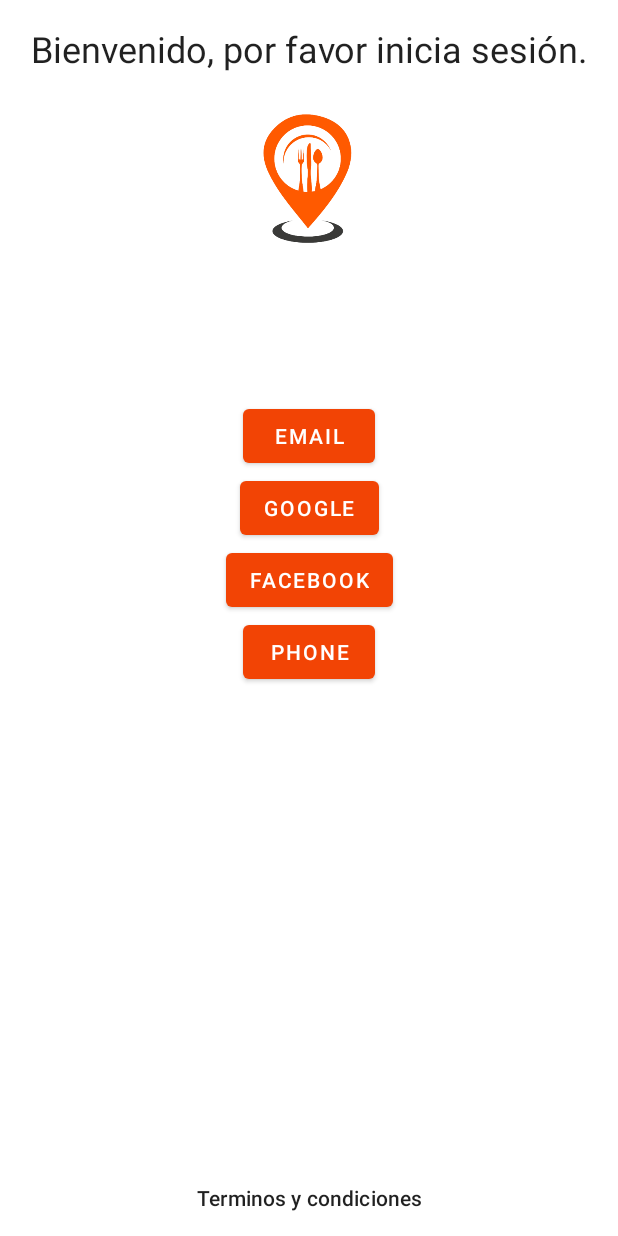
After one commit to Reales09/FoodXy-Partner, an Android app: the layout view_login.xml on its own in the app's theme, with its tools: preview values and no code run, on a phone screen of 412 x 824 dp. The commit adds this screen. Run offline under Robolectric (Android 15) with nearby library versions, the light colour scheme and no system bars.

Commit message:
Creación de vistas para autenticación con facebook, google, email y telefono

```diff
--- a/app/build.gradle
+++ b/app/build.gradle
@@ -85,6 +85,9 @@ dependencies {
     // When using the BoM, you don't specify versions in Firebase library dependencies
     implementation 'com.google.firebase:firebase-analytics-ktx'
 
+    //Firebase auth facebook login
+    implementation 'com.facebook.android:facebook-login:8.1.0'
+
     testImplementation 'junit:junit:4.+'
     androidTestImplementation 'androidx.test.ext:junit:1.1.3'
     androidTestImplementation 'androidx.test.espresso:espresso-core:3.4.0'
--- /dev/null
+++ b/app/src/main/res/layout/view_login.xml
@@ -0,0 +1,107 @@
+<?xml version="1.0" encoding="utf-8"?>
+<androidx.constraintlayout.widget.ConstraintLayout xmlns:android="http://schemas.android.com/apk/res/android"
+    xmlns:app="http://schemas.android.com/apk/res-auto"
+    xmlns:tools="http://schemas.android.com/tools"
+    android:layout_width="match_parent"
+    android:layout_height="match_parent"
+    android:padding="@dimen/common_padding_default"
+
+    >
+
+    <ImageView
+        android:id="@+id/imgIcon"
+        android:layout_width="100dp"
+        android:layout_height="100dp"
+        android:layout_marginTop="20dp"
+        android:src="@mipmap/logofoodxysinfondo"
+        app:layout_constraintEnd_toEndOf="parent"
+        app:layout_constraintHorizontal_bias="0.498"
+        app:layout_constraintStart_toStartOf="parent"
+        app:layout_constraintTop_toBottomOf="@+id/tvWelcome" />
+
+    <com.google.android.material.textview.MaterialTextView
+
+        android:id="@+id/tvWelcome"
+        android:layout_width="0dp"
+        android:layout_height="wrap_content"
+        android:text="@string/login_welcome"
+        android:textAlignment="center"
+        android:textAppearance="?attr/textAppearanceHeadline5"
+        android:gravity="center"
+        app:layout_constraintEnd_toEndOf="parent"
+        app:layout_constraintStart_toStartOf="parent"
+        app:layout_constraintTop_toTopOf="parent" />
+
+    <androidx.constraintlayout.widget.Guideline
+        android:id="@+id/guideline"
+        android:layout_width="wrap_content"
+        android:layout_height="wrap_content"
+        android:orientation="horizontal"
+        app:layout_constraintGuide_percent="0.5"
+
+        />
+
+    <com.google.android.material.button.MaterialButton
+
+        android:id="@+id/btnEmail"
+        android:layout_width="wrap_content"
+        android:layout_height="wrap_content"
+        android:text="@string/login_email"
+        app:layout_constraintStart_toStartOf="parent"
+        app:layout_constraintEnd_toEndOf="parent"
+        app:layout_constraintTop_toBottomOf="@id/imgIcon"
+        app:layout_constraintBottom_toTopOf="@id/guideline"
+
+        />
+
+    <com.google.android.material.button.MaterialButton
+
+        android:id="@+id/btnGoogle"
+        android:layout_width="wrap_content"
+        android:layout_height="wrap_content"
+        android:text="@string/login_google"
+        app:layout_constraintStart_toStartOf="parent"
+        app:layout_constraintEnd_toEndOf="parent"
+        app:layout_constraintTop_toBottomOf="@id/btnEmail"
+
+
+        />
+    <com.google.android.material.button.MaterialButton
+
+        android:id="@+id/btnFacebook"
+        android:layout_width="wrap_content"
+        android:layout_height="wrap_content"
+        android:text="@string/login_facebook"
+        app:layout_constraintStart_toStartOf="parent"
+        app:layout_constraintEnd_toEndOf="parent"
+        app:layout_constraintTop_toBottomOf="@id/btnGoogle"
+
+
+        />
+    <com.google.android.material.button.MaterialButton
+
+        android:id="@+id/btnPhone"
+        android:layout_width="wrap_content"
+        android:layout_height="wrap_content"
+        android:text="@string/login_phone"
+        app:layout_constraintStart_toStartOf="parent"
+        app:layout_constraintEnd_toEndOf="parent"
+        app:layout_constraintTop_toBottomOf="@id/btnFacebook"
+
+        />
+
+    <com.google.android.material.textview.MaterialTextView
+
+        android:id="@+id/tvPolicy"
+        android:layout_width="wrap_content"
+        android:layout_height="wrap_content"
+        tools:text="Terminos y condiciones"
+        android:gravity="center"
+        android:textAppearance="?attr/textAppearanceSubtitle2"
+        app:layout_constraintStart_toStartOf="parent"
+        app:layout_constraintEnd_toEndOf="parent"
+        app:layout_constraintBottom_toBottomOf="parent"
+
+        />
+
+</androidx.constraintlayout.widget.ConstraintLayout>
--- a/app/src/main/res/values/strings.xml
+++ b/app/src/main/res/values/strings.xml
@@ -26,4 +26,14 @@
 
     <string name="hint_chat">Escibe algo</string>
     <string name="chat_title">Soporte</string>
+        <!-- ... -->
+    <string name="facebook_application_id" translatable="false">594090685155556</string>
+        <!-- Facebook Application ID, prefixed by 'fb'. Enables Chrome Custom tabs. -->
+    <string name="facebook_login_protocol_scheme" translatable="false">fb594090685155556</string>
+    <string name="login_welcome">Bienvenido, por favor inicia sesión.</string>
+    <string name="login_email">Email</string>
+    <string name="login_google">Google</string>
+    <string name="login_facebook">Facebook</string>
+    <string name="login_phone">Phone</string>
+
 </resources>
```
Also changed, not shown: app/src/main/AndroidManifest.xml (+15 -0 lines), app/src/main/java/com/example/foodxypartner/product/MainActivity.kt (+52 -7 lines), app/src/main/res/drawable/ic_email.xml (added, +8 -0 lines), app/src/main/res/drawable/ic_facebook.xml (added, +8 -0 lines), app/src/main/res/drawable/ic_google.xml (added, +8 -0 lines), app/src/main/res/drawable/ic_phone.xml (added, +8 -0 lines), app/src/main/res/mipmap-xxxhdpi/logofoodxysinfondo.png (added).
